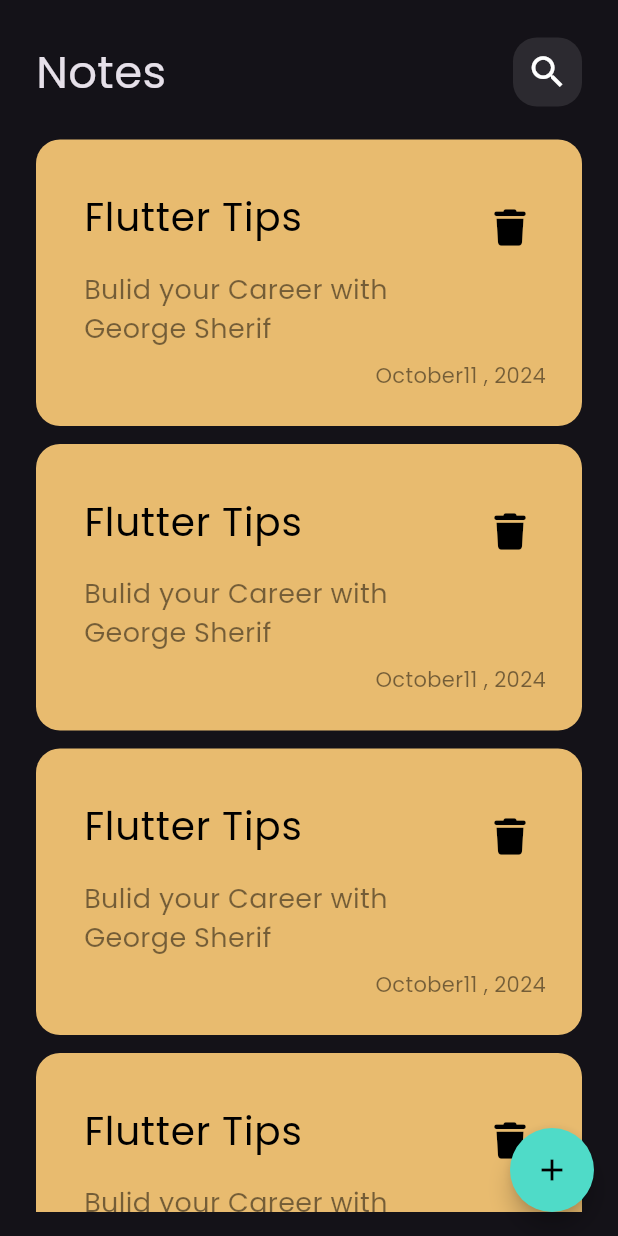
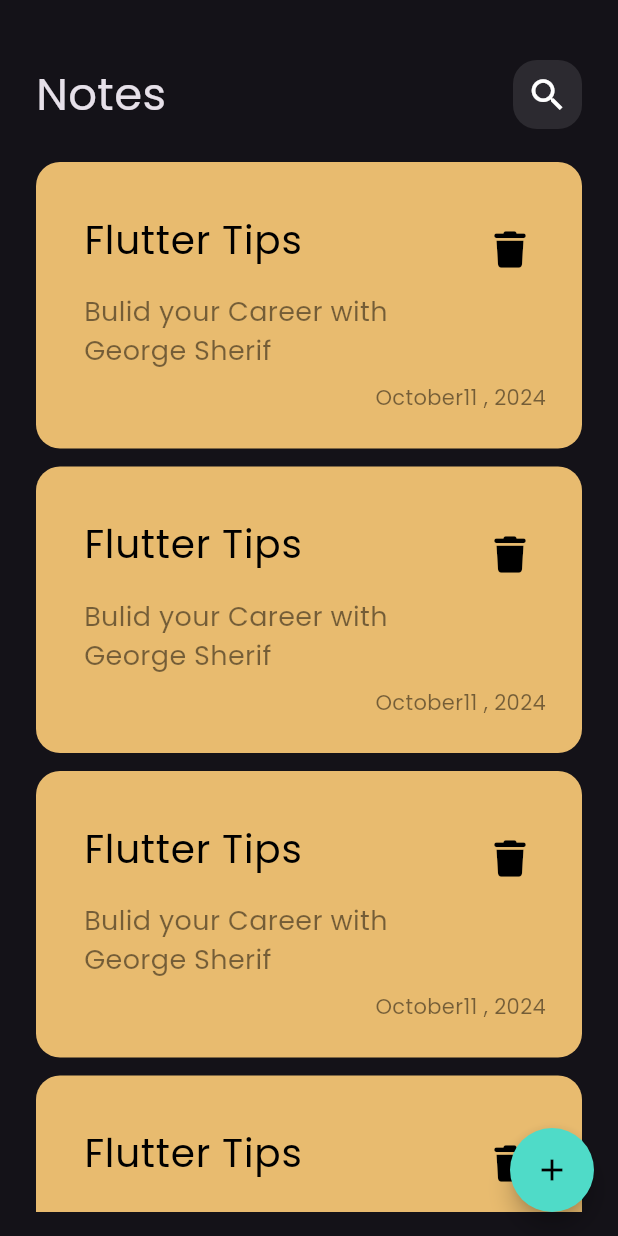
Before and after one commit to George-GS7/notes_app, a Flutter app: the screen it shows after launch, on a phone screen of 412 x 824 dp. Run offline on Flutter 3.47's test engine with Material 3 defaults, Android fonts, the phone set to English and light mode, and no system bars; our stand-ins replace font_awesome_flutter.

Commit message:
edit note view and ui done

```diff
--- a/lib/views/widgets/custom_app_bar.dart
+++ b/lib/views/widgets/custom_app_bar.dart
@@ -2,18 +2,20 @@ import 'package:flutter/material.dart';
 import 'package:notes_app/views/widgets/cutom_search_icon.dart';
 
 class CustomAppBar extends StatelessWidget {
-  const CustomAppBar({super.key});
+  const CustomAppBar({super.key, required this.title, required this.icon});
 
+  final String title;
+  final IconData icon;
   @override
   Widget build(BuildContext context) {
-    return const Row(
+    return Row(
+      mainAxisAlignment: MainAxisAlignment.spaceBetween,
       children: [
         Text(
-          'Notes',
+          title,
           style: TextStyle(fontSize: 30),
         ),
-        Spacer(),
-        CustomSearchIcon(),
+        CustomSearchIcon(icon: icon),
       ],
     );
   }
--- a/lib/views/widgets/custom_text_field.dart
+++ b/lib/views/widgets/custom_text_field.dart
@@ -23,7 +23,7 @@ class CustomTextField extends StatelessWidget {
 
   OutlineInputBorder buildBorder([Color color = Colors.white]) {
     return OutlineInputBorder(
-      borderRadius: BorderRadius.circular(16),
+      borderRadius: BorderRadius.circular(12),
       borderSide: BorderSide(color: color),
     );
   }
--- a/lib/views/widgets/cutom_search_icon.dart
+++ b/lib/views/widgets/cutom_search_icon.dart
@@ -1,8 +1,8 @@
 import 'package:flutter/material.dart';
 
 class CustomSearchIcon extends StatelessWidget {
-  const CustomSearchIcon({super.key});
-
+  const CustomSearchIcon({super.key, required this.icon});
+  final IconData icon;
   @override
   Widget build(BuildContext context) {
     return Container(
@@ -12,9 +12,9 @@ class CustomSearchIcon extends StatelessWidget {
         color: Colors.white.withOpacity(.1),
         borderRadius: BorderRadius.circular(16),
       ),
-      child: const Center(
+      child: Center(
         child: Icon(
-          Icons.search,
+          icon,
           size: 28,
         ),
       ),
--- a/lib/views/widgets/notes_view_body.dart
+++ b/lib/views/widgets/notes_view_body.dart
@@ -12,9 +12,12 @@ class NotesViewBody extends StatelessWidget {
       child: Column(
         children: [
           SizedBox(
-            height: 25,
+            height: 40,
           ),
-          CustomAppBar(),
+          CustomAppBar(
+            title: 'Notes',
+            icon: Icons.search,
+          ),
           Expanded(child: NotesListView()),
         ],
       ),
```
Also changed, not shown: lib/views/widgets/edit_view_body.dart (+29 -1 lines).
